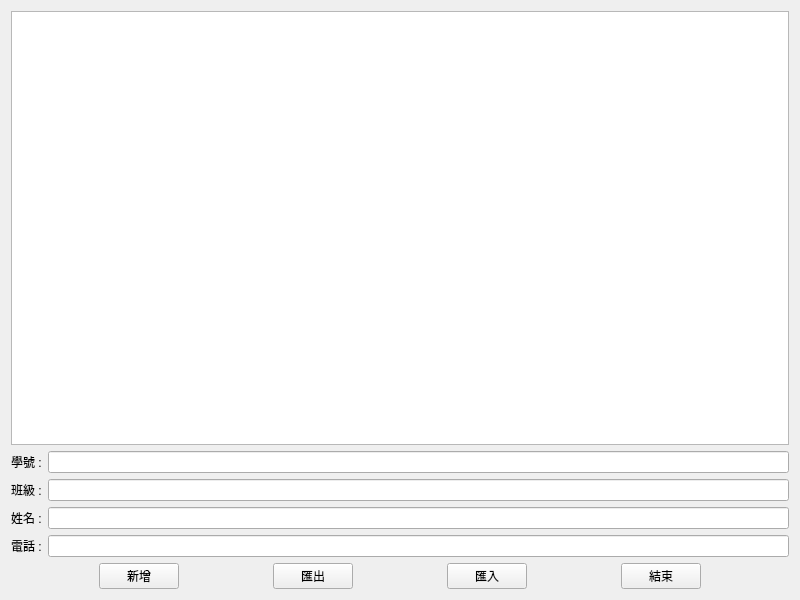
Before: the Qt Designer form mywidget.ui in ID41343107/ContactBook, drawn with Qt 5.
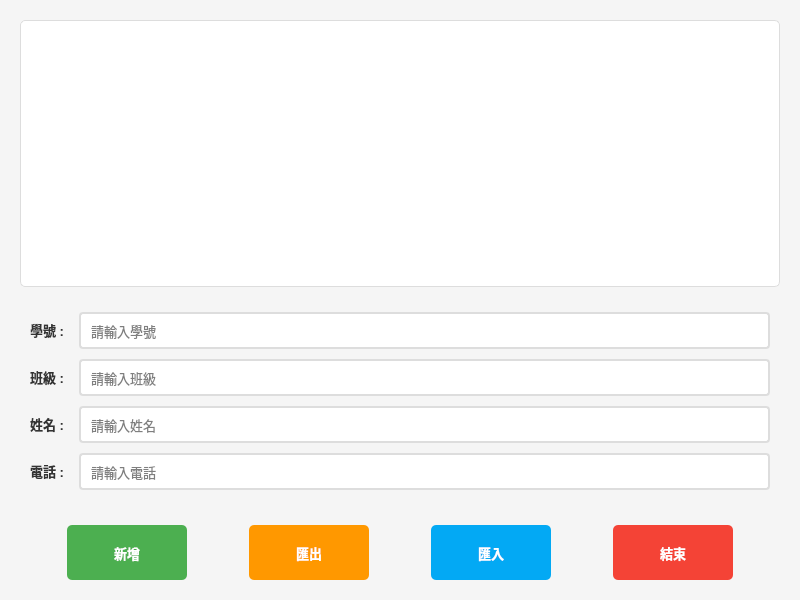
After: the same form once the commit is applied.

Commit message: Beautify UI with modern styling and improved layout

```diff
--- a/mywidget.ui
+++ b/mywidget.ui
@@ -11,16 +11,166 @@
    </rect>
   </property>
   <property name="windowTitle">
-   <string>MyWidget</string>
+   <string>通訊錄管理系統</string>
+  </property>
+  <property name="styleSheet">
+   <string notr="true">QWidget {
+    background-color: #f5f5f5;
+}
+
+QTableWidget {
+    background-color: white;
+    border: 1px solid #ddd;
+    border-radius: 5px;
+    gridline-color: #e0e0e0;
+    selection-background-color: #4CAF50;
+    selection-color: white;
+}
+
+QTableWidget::item {
+    padding: 8px;
+}
+
+QTableWidget QHeaderView::section {
+    background-color: #2196F3;
+    color: white;
+    padding: 10px;
+    border: none;
+    font-weight: bold;
+    font-size: 11pt;
+}
+
+QLineEdit {
+    padding: 8px;
+    border: 2px solid #ddd;
+    border-radius: 4px;
+    background-color: white;
+    font-size: 10pt;
+}
+
+QLineEdit:focus {
+    border: 2px solid #2196F3;
+}
+
+QLabel {
+    font-size: 10pt;
+    font-weight: bold;
+    color: #333;
+}
+
+QPushButton {
+    background-color: #2196F3;
+    color: white;
+    border: none;
+    border-radius: 5px;
+    padding: 10px 20px;
+    font-size: 10pt;
+    font-weight: bold;
+    min-width: 80px;
+    min-height: 35px;
+}
+
+QPushButton:hover {
+    background-color: #1976D2;
+}
+
+QPushButton:pressed {
+    background-color: #0D47A1;
+}
+
+QPushButton#pushButton {
+    background-color: #4CAF50;
+}
+
+QPushButton#pushButton:hover {
+    background-color: #45a049;
+}
+
+QPushButton#pushButton_2 {
+    background-color: #FF9800;
+}
+
+QPushButton#pushButton_2:hover {
+    background-color: #F57C00;
+}
+
+QPushButton#pushButton_3 {
+    background-color: #03A9F4;
+}
+
+QPushButton#pushButton_3:hover {
+    background-color: #0288D1;
+}
+
+QPushButton#pushButton_4 {
+    background-color: #f44336;
+}
+
+QPushButton#pushButton_4:hover {
+    background-color: #d32f2f;
+}</string>
   </property>
   <layout class="QVBoxLayout" name="verticalLayout">
+   <property name="spacing">
+    <number>15</number>
+   </property>
+   <property name="leftMargin">
+    <number>20</number>
+   </property>
+   <property name="topMargin">
+    <number>20</number>
+   </property>
+   <property name="rightMargin">
+    <number>20</number>
+   </property>
+   <property name="bottomMargin">
+    <number>20</number>
+   </property>
    <item>
-    <widget class="QTableWidget" name="tableWidget"/>
+    <widget class="QTableWidget" name="tableWidget">
+     <property name="alternatingRowColors">
+      <bool>true</bool>
+     </property>
+     <property name="selectionMode">
+      <enum>QAbstractItemView::SingleSelection</enum>
+     </property>
+     <property name="selectionBehavior">
+      <enum>QAbstractItemView::SelectRows</enum>
+     </property>
+     <property name="showGrid">
+      <bool>true</bool>
+     </property>
+     <property name="sortingEnabled">
+      <bool>false</bool>
+     </property>
+    </widget>
    </item>
    <item>
     <layout class="QFormLayout" name="formLayout">
+     <property name="horizontalSpacing">
+      <number>15</number>
+     </property>
+     <property name="verticalSpacing">
+      <number>10</number>
+     </property>
+     <property name="leftMargin">
+      <number>10</number>
+     </property>
+     <property name="topMargin">
+      <number>10</number>
+     </property>
+     <property name="rightMargin">
+      <number>10</number>
+     </property>
+     <property name="bottomMargin">
+      <number>10</number>
+     </property>
      <item row="0" column="1">
-      <widget class="QLineEdit" name="lineEdit"/>
+      <widget class="QLineEdit" name="lineEdit">
+       <property name="placeholderText">
+        <string>請輸入學號</string>
+       </property>
+      </widget>
      </item>
      <item row="1" column="0">
       <widget class="QLabel" name="label_2">
@@ -30,7 +180,11 @@
       </widget>
      </item>
      <item row="1" column="1">
-      <widget class="QLineEdit" name="lineEdit_2"/>
+      <widget class="QLineEdit" name="lineEdit_2">
+       <property name="placeholderText">
+        <string>請輸入班級</string>
+       </property>
+      </widget>
      </item>
      <item row="2" column="0">
       <widget class="QLabel" name="label_3">
@@ -40,7 +194,11 @@
       </widget>
      </item>
      <item row="2" column="1">
-      <widget class="QLineEdit" name="lineEdit_3"/>
+      <widget class="QLineEdit" name="lineEdit_3">
+       <property name="placeholderText">
+        <string>請輸入姓名</string>
+       </property>
+      </widget>
      </item>
      <item row="3" column="0">
       <widget class="QLabel" name="label_4">
@@ -50,7 +208,11 @@
       </widget>
      </item>
      <item row="3" column="1">
-      <widget class="QLineEdit" name="lineEdit_4"/>
+      <widget class="QLineEdit" name="lineEdit_4">
+       <property name="placeholderText">
+        <string>請輸入電話</string>
+       </property>
+      </widget>
      </item>
      <item row="0" column="0">
       <widget class="QLabel" name="label">
@@ -63,6 +225,12 @@
    </item>
    <item>
     <layout class="QHBoxLayout" name="horizontalLayout">
+     <property name="spacing">
+      <number>15</number>
+     </property>
+     <property name="topMargin">
+      <number>10</number>
+     </property>
      <item>
       <spacer name="horizontalSpacer">
        <property name="orientation">
```
